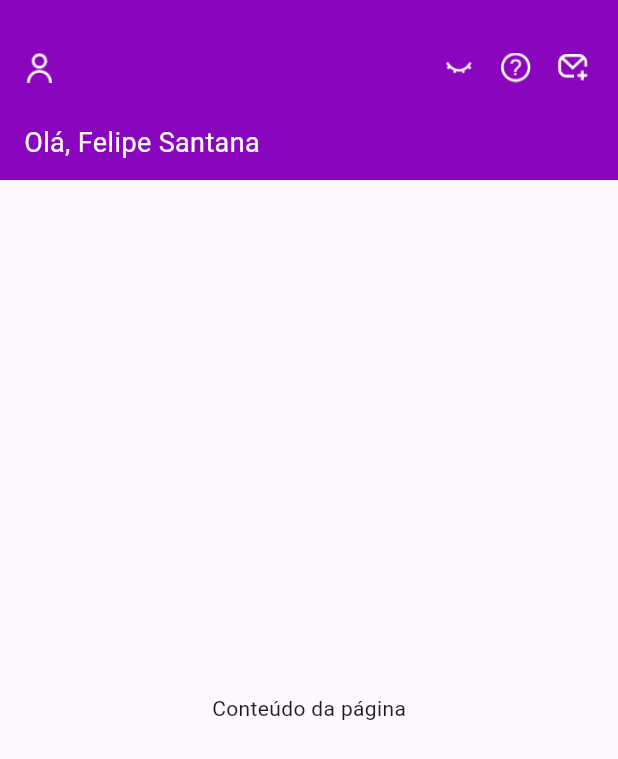
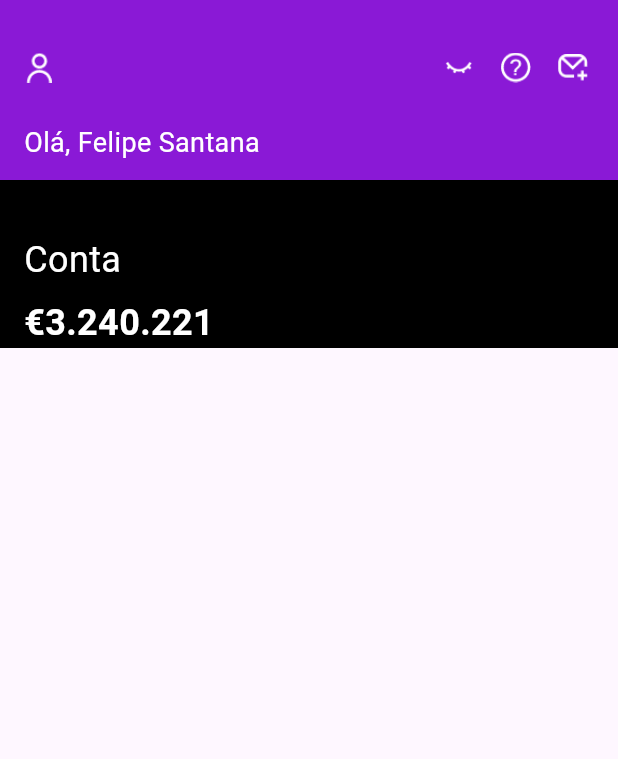
Before and after one commit to msbzz/nubank_layout, a Flutter app: the screen it shows after launch, on a phone screen of 412 x 824 dp. Shown: the top 759 px of the screen. Run offline on Flutter 3.47's test engine with Material 3 defaults, Android fonts, the light colour scheme and no system bars; statements that could not run were skipped.

Commit message:
home page - conta e saldo

```diff
--- a/lib/home/home_page.dart
+++ b/lib/home/home_page.dart
@@ -1,7 +1,6 @@
 import 'package:flutter/material.dart';
 import 'package:nubank_layout/themes/colors.dart';
 import 'package:nubank_layout/utils/custom_app_bar.dart';
-import 'package:nubank_layout/utils/images_app_bar.dart';
 
 class HomePage extends StatelessWidget {
   const HomePage({super.key});
@@ -10,7 +9,35 @@ class HomePage extends StatelessWidget {
   Widget build(BuildContext context) {
     return Scaffold(
       appBar: CustomAppBar(height: 120.0), // Altura ajustável
-      body: Center(child: Text('Conteúdo da página')),
+      body: Column(
+        children: [
+          Container(
+            color: const Color(PRETO),
+            width: double.infinity, // Para ocupar a largura total disponível
+            padding: const EdgeInsets.symmetric(
+                horizontal: 16.0), // Padding para espaçamento interno
+            child: const Column(
+              crossAxisAlignment:
+                  CrossAxisAlignment.start, // Alinha o conteúdo à esquerda
+              children: [
+                SizedBox(height: 36),
+                Text('Conta',
+                    style: TextStyle(
+                        color: Colors.white,
+                        fontSize: 24,
+                        fontFamily: 'Roboto')), // Estilo de texto
+                SizedBox(height: 8), // Ajuste de espaçamento entre os textos
+                Text('€3.240.221',
+                    style: TextStyle(
+                        color: Colors.white,
+                        fontSize: 24,
+                        fontFamily: 'Roboto',
+                        fontWeight: FontWeight.bold)), // Estilo de texto
+              ],
+            ),
+          ),
+        ],
+      ),
     );
   }
 }
--- a/lib/themes/colors.dart
+++ b/lib/themes/colors.dart
@@ -1 +1,2 @@
  const ROXO_NUBANK =0xFF8A19D6;
+ const PRETO = 0xFF000000;
--- a/lib/utils/custom_app_bar.dart
+++ b/lib/utils/custom_app_bar.dart
@@ -1,4 +1,5 @@
 import 'package:flutter/material.dart';
+import 'package:nubank_layout/themes/colors.dart';
 import 'package:nubank_layout/utils/images_app_bar.dart';
 
 class CustomAppBar extends StatelessWidget implements PreferredSizeWidget {
@@ -13,7 +14,7 @@ class CustomAppBar extends StatelessWidget implements PreferredSizeWidget {
   Widget build(BuildContext context) {
     return Container(
       height: height,
-      color: const Color(0xFF8A05BE), // Exemplo de cor de fundo
+      color:  Color(ROXO_NUBANK), // Exemplo de cor de fundo
       padding: EdgeInsets.symmetric(horizontal: 16.0, vertical: 10.0),
       child: Column(
         crossAxisAlignment: CrossAxisAlignment.start,
```
Also changed, not shown: pubspec.yaml (+31 -4 lines), fonts/roboto/Roboto-Black.ttf (added), fonts/roboto/Roboto-BlackItalic.ttf (added), fonts/roboto/Roboto-Bold.ttf (added), fonts/roboto/Roboto-BoldItalic.ttf (added), fonts/roboto/Roboto-Italic.ttf (added), fonts/roboto/Roboto-Light.ttf (added), fonts/roboto/Roboto-LightItalic.ttf (added), fonts/roboto/Roboto-Medium.ttf (added), fonts/roboto/Roboto-MediumItalic.ttf (added), fonts/roboto/Roboto-Regular.ttf (added), fonts/roboto/Roboto-Thin.ttf (added), fonts/roboto/Roboto-ThinItalic.ttf (added).
